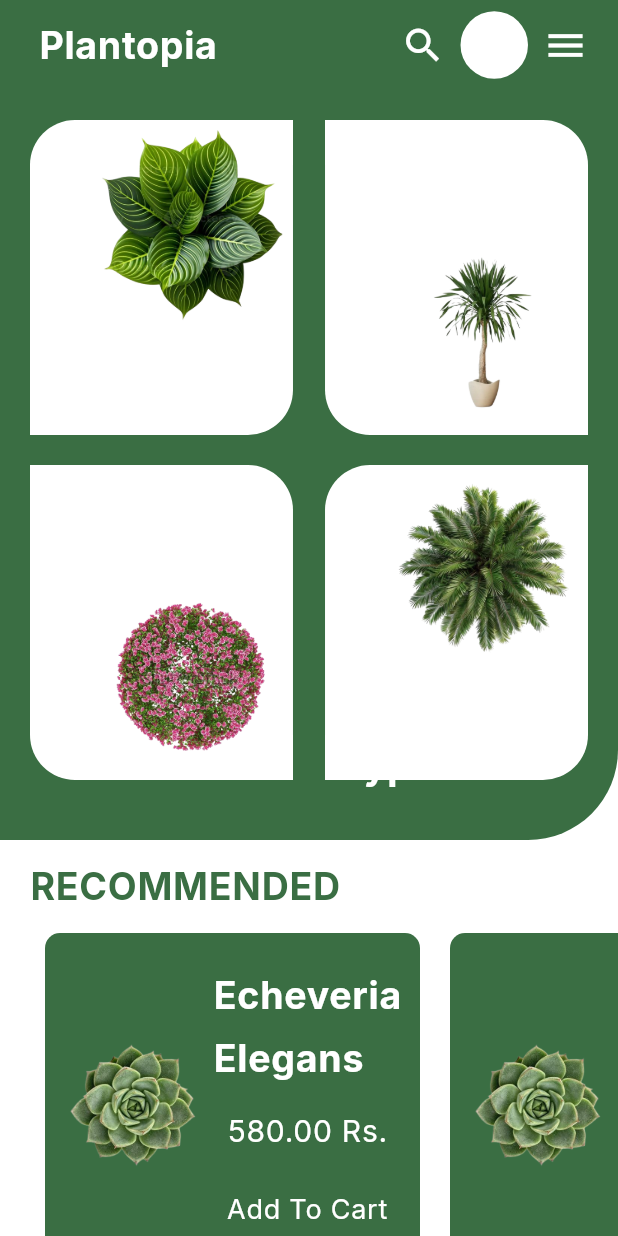
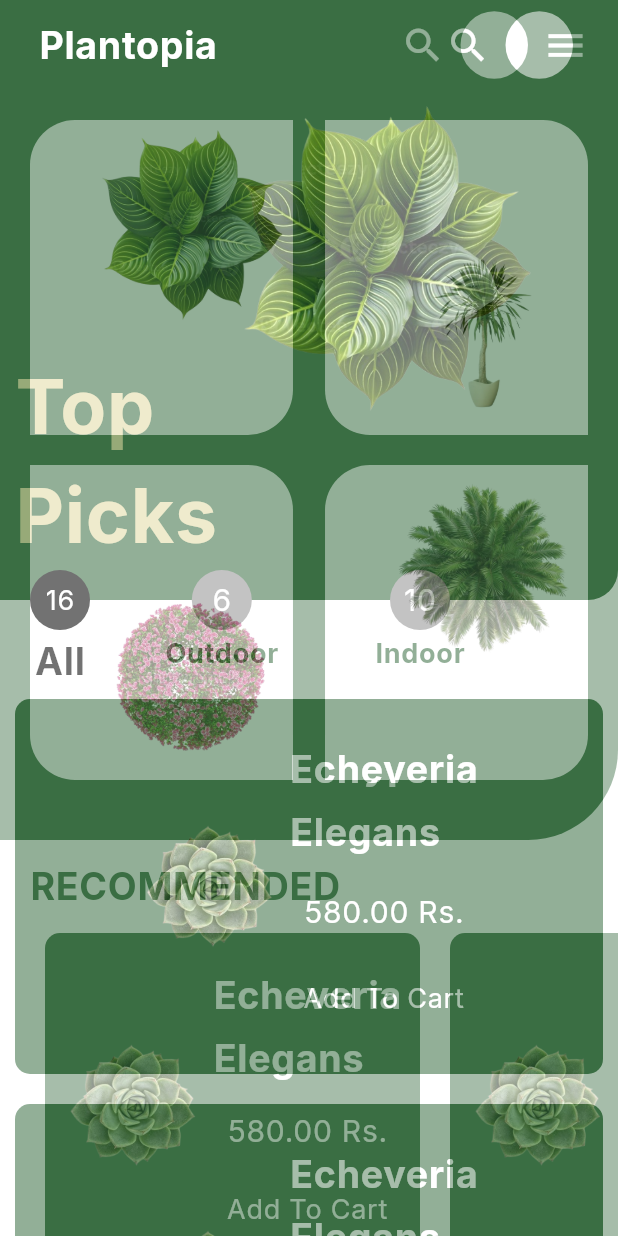
Before and after one commit to Lovejeetsingh2003/Plantopia, a Flutter app: the HomePage screen opened directly, after a tap on an icon or button, on a phone screen of 412 x 824 dp. Run offline on Flutter 3.47's test engine with Material 3 defaults, Android fonts, the phone set to English and light mode, and no system bars; our stand-ins replace google_fonts.

Commit message:
top picks halfly created
top picks page halfly created some animations and widgets are not completed

```diff
--- /dev/null
+++ b/lib/categories_pages/all_types_page.dart
@@ -0,0 +1,15 @@
+import 'package:flutter/material.dart';
+
+class AllTypesPage extends StatefulWidget {
+  const AllTypesPage({super.key});
+
+  @override
+  State<AllTypesPage> createState() => _AllTypesPageState();
+}
+
+class _AllTypesPageState extends State<AllTypesPage> {
+  @override
+  Widget build(BuildContext context) {
+    return const Placeholder();
+  }
+}
--- /dev/null
+++ b/lib/categories_pages/indoor_plants_page.dart
@@ -0,0 +1,15 @@
+import 'package:flutter/material.dart';
+
+class IndoorPlantsPage extends StatefulWidget {
+  const IndoorPlantsPage({super.key});
+
+  @override
+  State<IndoorPlantsPage> createState() => _IndoorPlantsPageState();
+}
+
+class _IndoorPlantsPageState extends State<IndoorPlantsPage> {
+  @override
+  Widget build(BuildContext context) {
+    return const Placeholder();
+  }
+}
--- /dev/null
+++ b/lib/categories_pages/outdoor_plants_page.dart
@@ -0,0 +1,15 @@
+import 'package:flutter/material.dart';
+
+class OutdoorPlantsPage extends StatefulWidget {
+  const OutdoorPlantsPage({super.key});
+
+  @override
+  State<OutdoorPlantsPage> createState() => _OutdoorPlantsPageState();
+}
+
+class _OutdoorPlantsPageState extends State<OutdoorPlantsPage> {
+  @override
+  Widget build(BuildContext context) {
+    return const Placeholder();
+  }
+}
--- /dev/null
+++ b/lib/categories_pages/top_picks_pages.dart
@@ -0,0 +1,279 @@
+import 'package:flutter/material.dart';
+import 'package:plantopia/colors.dart';
+import 'package:plantopia/main.dart';
+
+class TopPicksPages extends StatefulWidget {
+  const TopPicksPages({super.key});
+
+  @override
+  State<TopPicksPages> createState() => _TopPicksPagesState();
+}
+
+class _TopPicksPagesState extends State<TopPicksPages> {
+  @override
+  Widget build(BuildContext context) {
+    return Scaffold(
+      appBar: AppBar(
+        automaticallyImplyLeading: false,
+        actions: [
+          Container(
+            margin: const EdgeInsets.only(right: 20),
+            child: Row(
+              children: [
+                GestureDetector(
+                  onTap: () {},
+                  child: const Icon(
+                    Icons.search,
+                    size: 30,
+                    color: kMainTextColor,
+                  ),
+                ),
+                GestureDetector(
+                  onTap: () {},
+                  child: Container(
+                    margin: const EdgeInsets.symmetric(horizontal: 10),
+                    height: 45,
+                    width: 45,
+                    decoration: const BoxDecoration(
+                      color: kButtonColor,
+                      shape: BoxShape.circle,
+                    ),
+                    child: const Icon(
+                      Icons.shopping_bag,
+                      size: 30,
+                      color: kMainTextColor,
+                    ),
+                  ),
+                ),
+              ],
+            ),
+          ),
+        ],
+        title: Container(
+          margin: const EdgeInsets.only(left: 10),
+          child: Text(
+            "Plantopia",
+            style: kLightAppThemeData.textTheme.titleSmall,
+          ),
+        ),
+        backgroundColor: kPrimaryColor,
+        toolbarHeight: 60,
+      ),
+      body: CustomScrollView(
+        slivers: [
+          SliverAppBar(
+            automaticallyImplyLeading: false,
+            backgroundColor: Theme.of(context).scaffoldBackgroundColor,
+            pinned: false,
+            centerTitle: false,
+            stretch: true,
+            expandedHeight: 320.0,
+            flexibleSpace: FlexibleSpaceBar(
+              stretchModes: const [StretchMode.zoomBackground],
+              background: Container(
+                height: 320,
+                width: MediaQuery.of(context).size.width,
+                color: kPrimaryColor,
+                child: Row(
+                  children: [
+                    Container(
+                      alignment: Alignment.bottomLeft,
+                      margin: const EdgeInsets.only(left: 10),
+                      child: Text(
+                        "Top\nPicks",
+                        style: kDarkAppThemeData.textTheme.titleLarge,
+                      ),
+                    ),
+                    Container(
+                      alignment: Alignment.topRight,
+                      child: const Image(
+                        width: 220,
+                        image: AssetImage(
+                          "assets/images/plant1.png",
+                        ),
+                      ),
+                    )
+                  ],
+                ),
+              ),
+            ),
+          ),
+          SliverAppBar(
+            automaticallyImplyLeading: false,
+            backgroundColor: Theme.of(context).scaffoldBackgroundColor,
+            elevation: 0,
+            pinned: true,
+            bottom: const PreferredSize(
+                preferredSize: Size.fromHeight(20), child: SizedBox()),
+            flexibleSpace: FlexibleSpaceBar(
+              stretchModes: const [StretchMode.zoomBackground],
+              background: Stack(
+                children: [
+                  Positioned(
+                    child: Container(
+                      height: 20,
+                      width: MediaQuery.of(context).size.width,
+                      decoration: const BoxDecoration(
+                        color: kPrimaryColor,
+                        borderRadius: BorderRadius.only(
+                          bottomRight: Radius.circular(40),
+                        ),
+                      ),
+                    ),
+                  ),
+                  Positioned(
+                    left: 20,
+                    top: 0,
+                    child: Column(
+                      children: [
+                        Container(
+                          alignment: Alignment.center,
+                          height: 40,
+                          width: 40,
+                          decoration: const BoxDecoration(
+                            color: Colors.black,
+                            shape: BoxShape.circle,
+                          ),
+                          child: Text(
+                            "16",
+                            style: kLightAppThemeData.textTheme.bodySmall,
+                          ),
+                        ),
+                        const Text(
+                          "All",
+                          style: TextStyle(
+                            color: Colors.black,
+                            fontSize: 25,
+                            fontWeight: FontWeight.bold,
+                          ),
+                        ),
+                      ],
+                    ),
+                  ),
+                  Positioned(
+                    left: 110,
+                    top: 0,
+                    child: Column(
+                      children: [
+                        Container(
+                          alignment: Alignment.center,
+                          height: 40,
+                          width: 40,
+                          decoration: const BoxDecoration(
+                            color: kGreyColor,
+                            shape: BoxShape.circle,
+                          ),
+                          child: Text(
+                            "6",
+                            style: kLightAppThemeData.textTheme.bodyMedium,
+                          ),
+                        ),
+                        const Text(
+                          "Outdoor",
+                          style: TextStyle(
+                            color: kPrimaryColor,
+                            fontSize: 18,
+                            fontWeight: FontWeight.bold,
+                          ),
+                        ),
+                      ],
+                    ),
+                  ),
+                  Positioned(
+                    left: 250,
+                    top: 0,
+                    child: Column(
+                      children: [
+                        Container(
+                          alignment: Alignment.center,
+                          height: 40,
+                          width: 40,
+                          decoration: const BoxDecoration(
+                            color: kGreyColor,
+                            shape: BoxShape.circle,
+                          ),
+                          child: Text(
+                            "10",
+                            style: kLightAppThemeData.textTheme.bodyMedium,
+                          ),
+                        ),
+                        const Text(
+                          "Indoor",
+                          style: TextStyle(
+                            color: kPrimaryColor,
+                            fontSize: 18,
+                            fontWeight: FontWeight.bold,
+                          ),
+                        ),
+                      ],
+                    ),
+                  ),
+                ],
+              ),
+            ),
+          ),
+          SliverList(
+            delegate: SliverChildBuilderDelegate(
+              childCount: 10,
+              (BuildContext context, int index) {
+                return Container(
+                  margin: const EdgeInsets.all(10),
+                  height: 250,
+                  width: 250,
+                  decoration: const BoxDecoration(
+                    borderRadius: BorderRadius.all(
+                      Radius.circular(10),
+                    ),
+                    color: kInvisibleGreenContainerColor,
+                  ),
+                  child: Padding(
+                    padding: const EdgeInsets.all(10),
+                    child: Row(
+                      crossAxisAlignment: CrossAxisAlignment.center,
+                      mainAxisAlignment: MainAxisAlignment.center,
+                      children: [
+                        const Image(
+                          width: 100,
+                          image: AssetImage("assets/images/plant2.png"),
+                        ),
+                        Column(
+                          mainAxisAlignment: MainAxisAlignment.spaceEvenly,
+                          children: [
+                            Text(
+                              "Echeveria\nElegans",
+                              style: kLightAppThemeData.textTheme.titleSmall,
+                            ),
+                            Text(
+                              "580.00 Rs.",
+                              style: kLightAppThemeData.textTheme.bodyMedium,
+                            ),
+                            Container(
+                              alignment: Alignment.center,
+                              height: 50,
+                              width: 130,
+                              decoration: const BoxDecoration(
+                                color: kPrimaryColor,
+                                borderRadius: BorderRadius.all(
+                                  Radius.circular(15),
+                                ),
+                              ),
+                              child: Text(
+                                textAlign: TextAlign.center,
+                                "Add To Cart",
+                                style: kLightAppThemeData.textTheme.bodySmall,
+                              ),
+                            ),
+                          ],
+                        ),
+                      ],
+                    ),
+                  ),
+                );
+              },
+            ),
+          ),
+        ],
+      ),
+    );
+  }
+}
--- a/lib/colors.dart
+++ b/lib/colors.dart
@@ -7,3 +7,4 @@ const kSecondaryTextColor = Color.fromRGBO(227, 220, 165, 1);
 const kOutlineColor = Color.fromRGBO(255, 255, 255, 150);
 const kButtonColor = Color.fromRGBO(255, 255, 255, 150);
 const kInvisibleGreenContainerColor = Color.fromRGBO(58, 110, 67, 150);
+const kGreyColor = Color.fromRGBO(147, 147, 147, 1);
--- a/lib/main_pages/home_page.dart
+++ b/lib/main_pages/home_page.dart
@@ -1,4 +1,8 @@
 import 'package:flutter/material.dart';
+import 'package:plantopia/categories_pages/all_types_page.dart';
+import 'package:plantopia/categories_pages/indoor_plants_page.dart';
+import 'package:plantopia/categories_pages/outdoor_plants_page.dart';
+import 'package:plantopia/categories_pages/top_picks_pages.dart';
 import 'package:plantopia/colors.dart';
 import 'package:plantopia/main.dart';
 
@@ -92,7 +96,19 @@ class _HomePageState extends State<HomePage> {
                         children: [
                           //Top Picks
                           GestureDetector(
-                            onTap: () {},
+                            onTap: () {
+                              Navigator.push(
+                                context,
+                                PageRouteBuilder(
+                                  pageBuilder: (_, __, ___) =>
+                                      const TopPicksPages(),
+                                  transitionDuration:
+                                      const Duration(seconds: 2),
+                                  transitionsBuilder: (_, a, __, c) =>
+                                      FadeTransition(opacity: a, child: c),
+                                ),
+                              );
+                            },
                             child: Container(
                               width: MediaQuery.of(context).size.width / 2.35,
                               height: 210,
@@ -143,7 +159,19 @@ class _HomePageState extends State<HomePage> {
                           ),
                           //Outdoor Plants
                           GestureDetector(
-                            onTap: () {},
+                            onTap: () {
+                              Navigator.push(
+                                context,
+                                PageRouteBuilder(
+                                  pageBuilder: (_, __, ___) =>
+                                      const OutdoorPlantsPage(),
+                                  transitionDuration:
+                                      const Duration(seconds: 2),
+                                  transitionsBuilder: (_, a, __, c) =>
+                                      FadeTransition(opacity: a, child: c),
+                                ),
+                              );
+                            },
                             child: Container(
                               width: MediaQuery.of(context).size.width / 2.35,
                               height: 210,
@@ -194,7 +222,18 @@ class _HomePageState extends State<HomePage> {
                     ),
                     //Indoor Plants
                     GestureDetector(
-                      onTap: () {},
+                      onTap: () {
+                        Navigator.push(
+                          context,
+                          PageRouteBuilder(
+                            pageBuilder: (_, __, ___) =>
+                                const IndoorPlantsPage(),
+                            transitionDuration: const Duration(seconds: 2),
+                            transitionsBuilder: (_, a, __, c) =>
+                                FadeTransition(opacity: a, child: c),
+                          ),
+                        );
+                      },
                       child: Container(
                         margin: const EdgeInsets.only(top: 20),
                         child: Row(
@@ -246,7 +285,19 @@ class _HomePageState extends State<HomePage> {
                             ),
                             //All Types
                             GestureDetector(
-                              onTap: () {},
+                              onTap: () {
+                                Navigator.push(
+                                  context,
+                                  PageRouteBuilder(
+                                    pageBuilder: (_, __, ___) =>
+                                        const AllTypesPage(),
+                                    transitionDuration:
+                                        const Duration(seconds: 2),
+                                    transitionsBuilder: (_, a, __, c) =>
+                                        FadeTransition(opacity: a, child: c),
+                                  ),
+                                );
+                              },
                               child: Container(
                                 width: MediaQuery.of(context).size.width / 2.35,
                                 height: 210,
```
